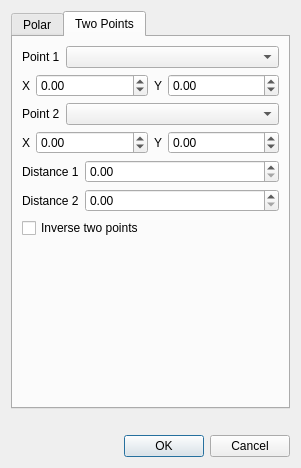
The window that pyslvs_ui/entities/relocate_point.ui (KmolYuan/Pyslvs-UI) describes before a commit, drawn with Qt 5.
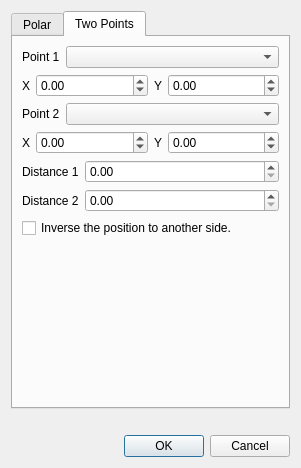
The same window after the commit. The open tabs and pages were chosen to show the change. Icons and pictures are not drawn.

```diff
--- a/pyslvs_ui/entities/relocate_point.ui
+++ b/pyslvs_ui/entities/relocate_point.ui
@@ -330,7 +330,7 @@
        <item>
         <widget class="QCheckBox" name="pllp_inversed_box">
          <property name="text">
-          <string>Inverse two points</string>
+          <string>Inverse the position to another side.</string>
          </property>
         </widget>
        </item>
```
